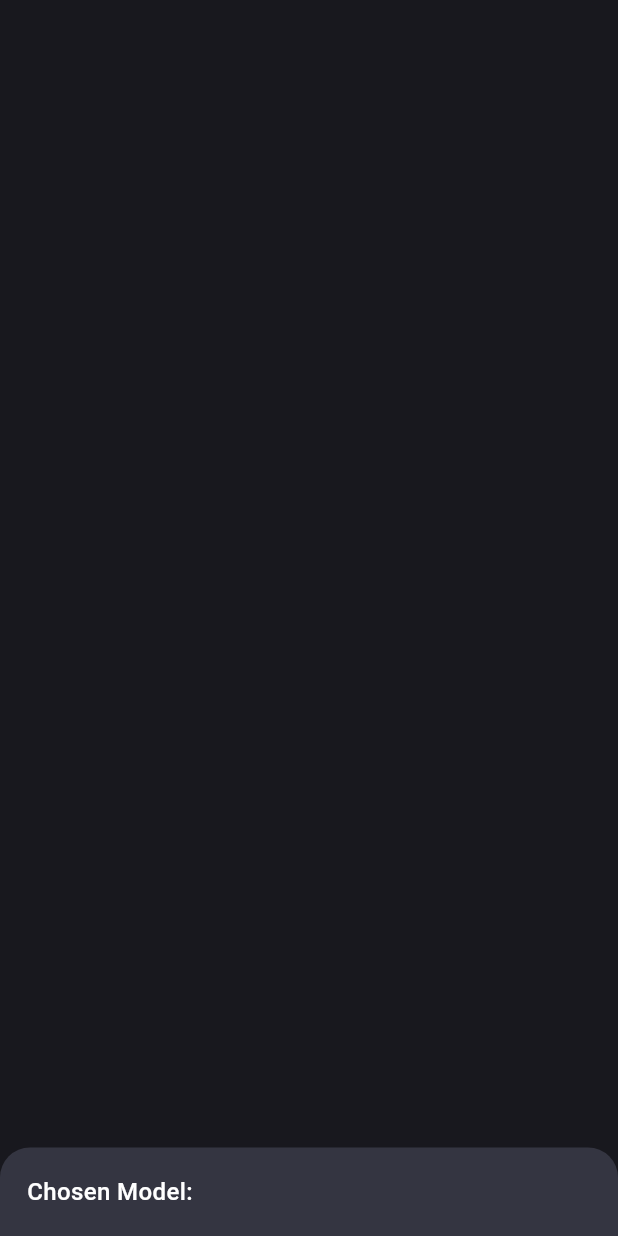
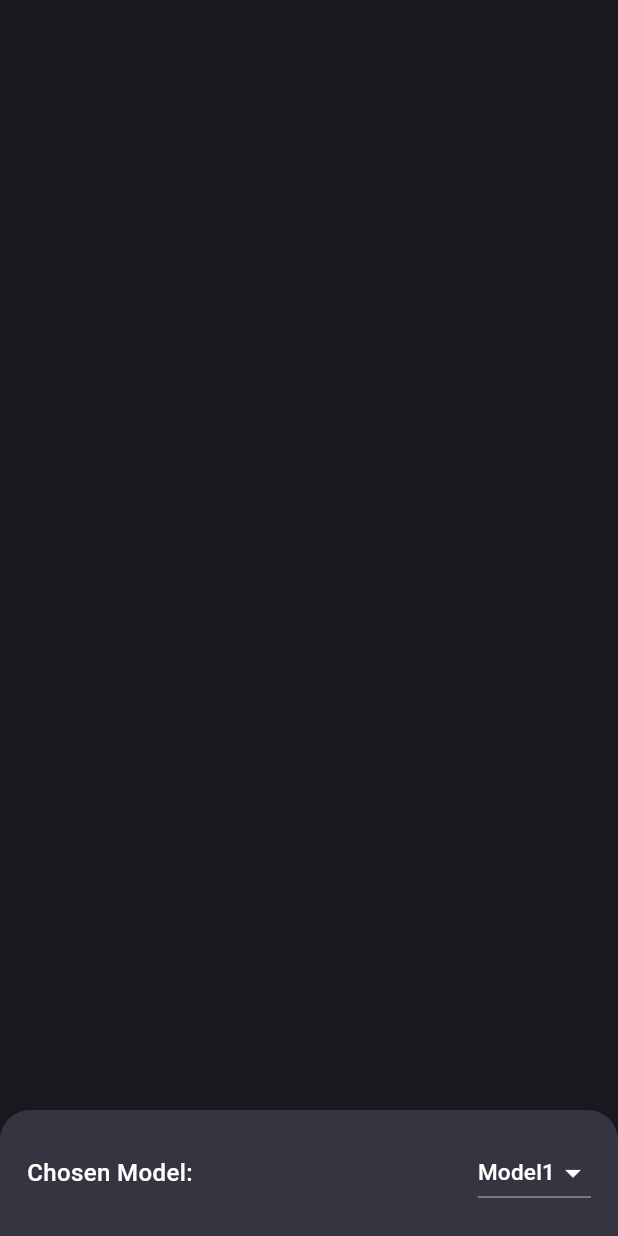
Before and after one commit to adilrusfeed/Chat-GPT, a Flutter app: what showModalSheet() shows on an empty page, opened directly, on a phone screen of 412 x 824 dp. Run offline on Flutter 3.47's test engine with Material 3 defaults, Android fonts, the phone set to English and light mode, and no system bars; our stand-ins replace flutter_spinkit.

Commit message:
drop down properties

```diff
--- a/lib/constants/constants.dart
+++ b/lib/constants/constants.dart
@@ -1,3 +1,4 @@
+import 'package:chatgpt/widgets/text_widget.dart';
 import 'package:flutter/material.dart';
 
 Color scaffoldBackgroundColor = const Color(0xFF343541);
@@ -11,3 +12,24 @@ final chatMessages = [
   {"msg": "Hellooos?", "chatIndex": 0},
   {"msg": "Hellooos,I am ChatGPTooos", "chatIndex": 1}
 ];
+
+List<String> models = [
+  "Model1",
+  "Model2",
+  "Model3",
+  "Model4",
+  "Model5",
+  "Model6",
+];
+
+List<DropdownMenuItem<String>>? get getModelsItem {
+  List<DropdownMenuItem<String>>? modelsItem =
+      List<DropdownMenuItem<String>>.generate(
+    models.length,
+    (index) => DropdownMenuItem(
+      value: models[index],
+      child: TextWidget(label: models[index],
+    fontSize: 15,))
+  );
+  return modelsItem;
+}
--- a/lib/screens/chat_screens.dart
+++ b/lib/screens/chat_screens.dart
@@ -1,7 +1,6 @@
 import 'package:chatgpt/constants/constants.dart';
 import 'package:chatgpt/widgets/bottom_sheet.dart';
 import 'package:chatgpt/widgets/chat_widget.dart';
-import 'package:chatgpt/widgets/text_widget.dart';
 import 'package:flutter/material.dart';
 import 'package:flutter_spinkit/flutter_spinkit.dart';
 
--- a/lib/widgets/bottom_sheet.dart
+++ b/lib/widgets/bottom_sheet.dart
@@ -15,7 +15,7 @@ class BottomSheetWidget {
         context: context,
         builder: (context) {
           return const Padding(
-            padding:  EdgeInsets.all(18.0),
+            padding: EdgeInsets.all(18.0),
             child: Row(
               mainAxisAlignment: MainAxisAlignment.spaceBetween,
               children: [
@@ -25,7 +25,7 @@ class BottomSheetWidget {
                     fontSize: 16,
                   ),
                 ),
-                // Flexible(flex: 2, child: ModelsDrowDownWidget()),
+                Flexible(flex: 2, child: DropDownWidget())
               ],
             ),
           );
--- a/lib/widgets/drop_down.dart
+++ b/lib/widgets/drop_down.dart
@@ -0,0 +1,27 @@
+import 'package:chatgpt/constants/constants.dart';
+import 'package:flutter/material.dart';
+
+class DropDownWidget extends StatefulWidget {
+  const DropDownWidget({super.key});
+
+  @override
+  State<DropDownWidget> createState() => _DropDownWidgetState();
+}
+
+class _DropDownWidgetState extends State<DropDownWidget> {
+  String currentModel = "Model1";
+  @override
+  Widget build(BuildContext context) {
+    return DropdownButton(
+      dropdownColor: scaffoldBackgroundColor,
+      iconEnabledColor: Colors.white,
+      items: getModelsItem,
+      value: currentModel,
+      onChanged: (value) {
+        setState(() {
+          currentModel = value.toString();
+        });
+      },
+    );
+  }
+}
```
